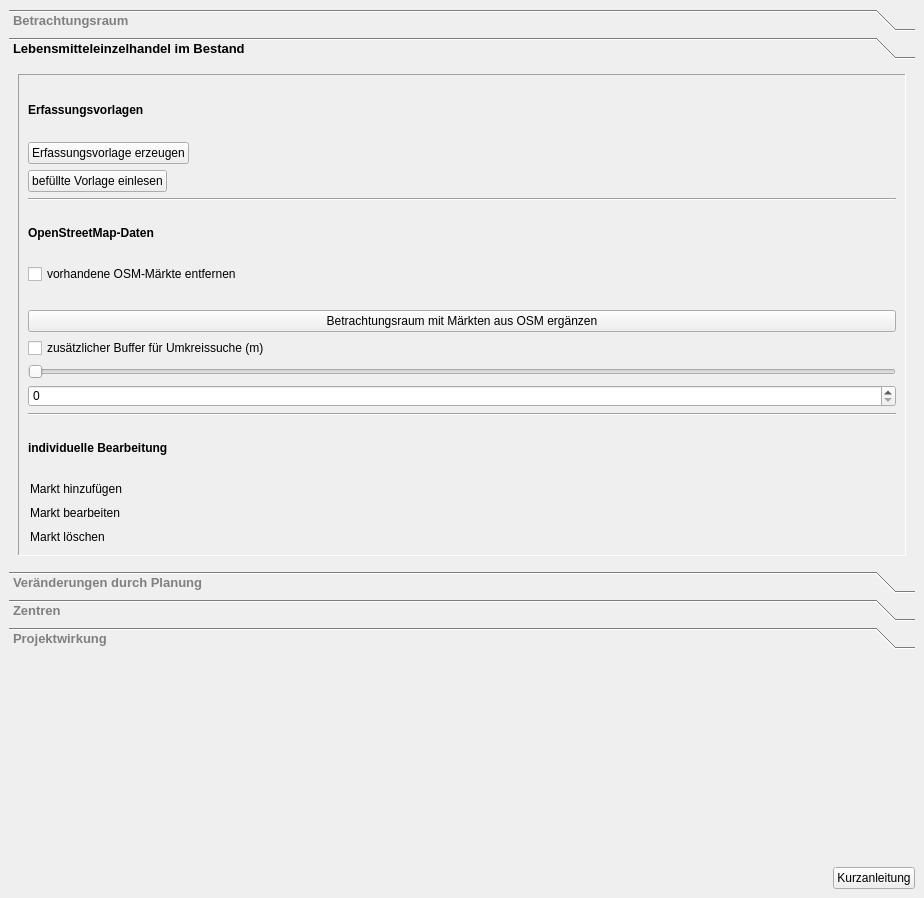
Before: the Qt Designer form projektcheck/ui/ProjektCheck_dockwidget_analysis_08-SKSM.ui in projektcheck/ProjektCheck-QGIS, drawn with Qt 5.
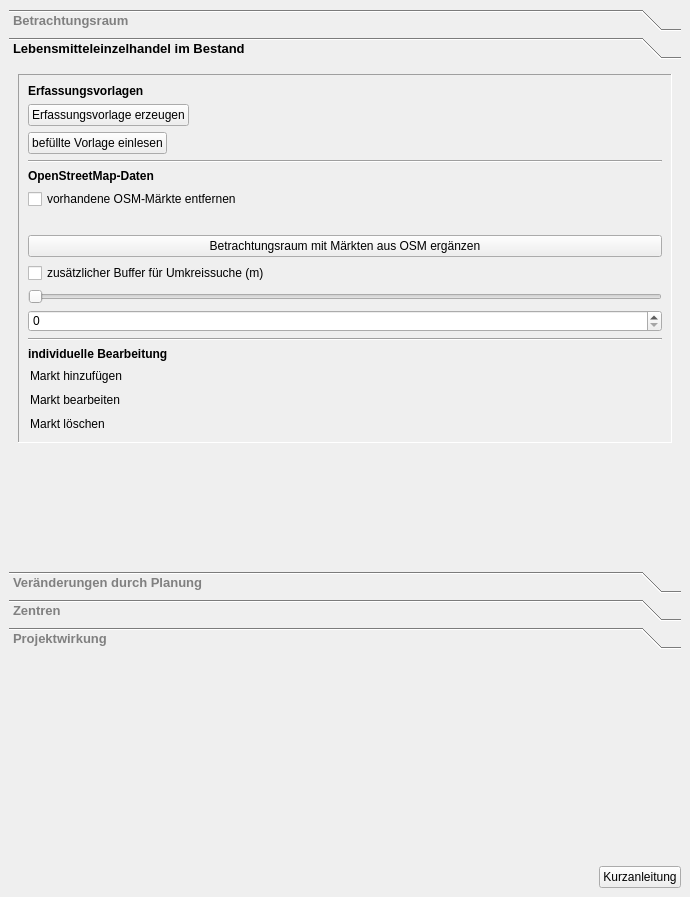
After: the same form once the commit is applied. Icons and pictures are not drawn.

Commit message: finished switching some visibility-buttons to recalculate-checkboxes

What changed in the file:
```diff
--- a/projektcheck/ui/ProjektCheck_dockwidget_analysis_08-SKSM.ui
+++ b/projektcheck/ui/ProjektCheck_dockwidget_analysis_08-SKSM.ui
@@ -6,8 +6,8 @@
    <rect>
     <x>0</x>
     <y>0</y>
-    <width>924</width>
-    <height>898</height>
+    <width>690</width>
+    <height>897</height>
    </rect>
   </property>
   <property name="styleSheet">
@@ -205,7 +205,7 @@
         <rect>
          <x>0</x>
          <y>0</y>
-         <width>906</width>
+         <width>672</width>
          <height>500</height>
         </rect>
        </property>
@@ -523,6 +523,19 @@
           </layout>
          </widget>
         </item>
+        <item>
+         <spacer name="verticalSpacer_6">
+          <property name="orientation">
+           <enum>Qt::Vertical</enum>
+          </property>
+          <property name="sizeHint" stdset="0">
+           <size>
+            <width>20</width>
+            <height>40</height>
+           </size>
+          </property>
+         </spacer>
+        </item>
        </layout>
       </widget>
       <widget class="QWidget" name="page_3">
```
Left out of the diff: 52 changed lines with no effect on the pictures. The commit also changes 1 other file.
